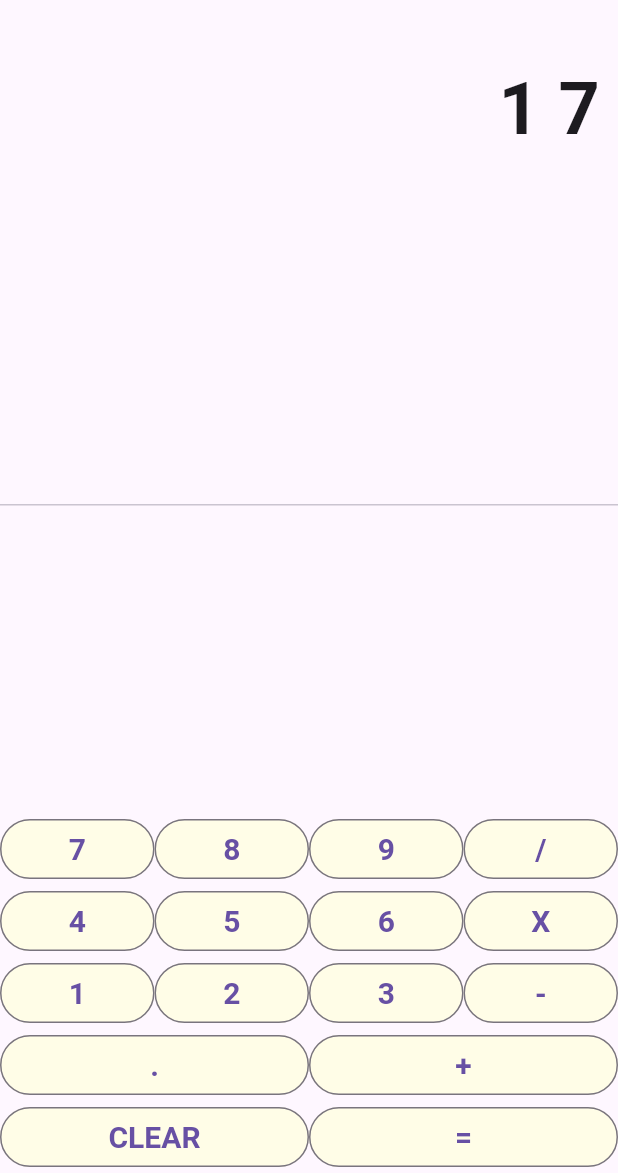
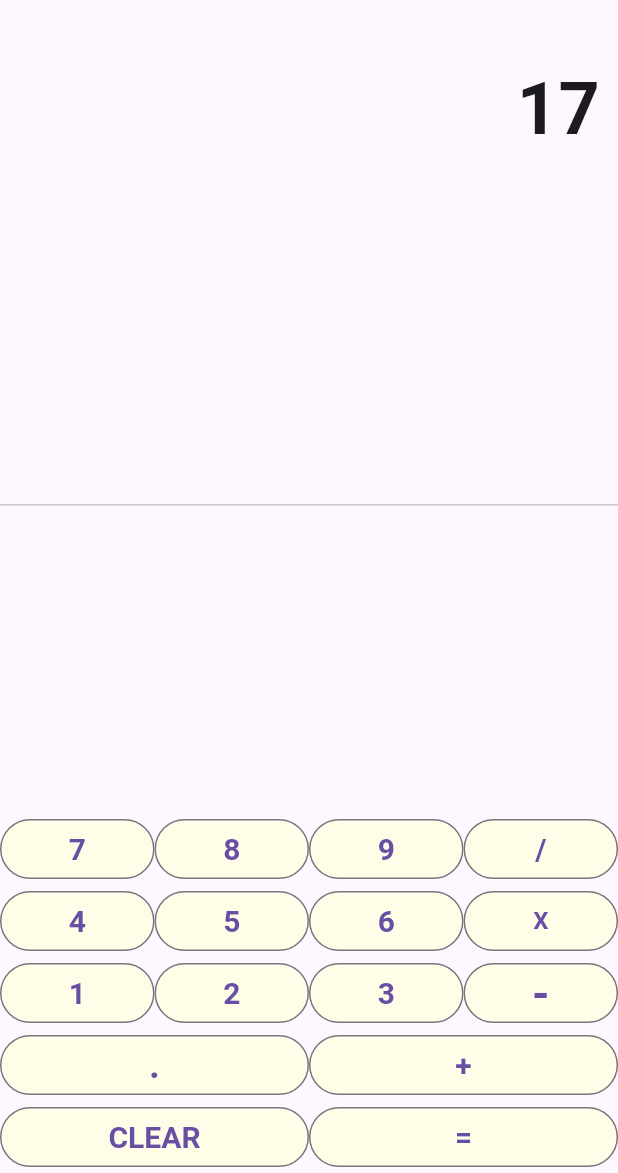
Before and after one commit to raymond-jgler/flutter_basic_calculator, a Flutter app: the screen it shows after launch, after a tap on an icon or button, on a phone screen of 412 x 824 dp, the part 63-1236 px from its top. Run offline on Flutter 3.47's test engine with Material 3 defaults, Android fonts, the phone set to English and light mode, and no system bars.

Commit message:
handled basic workflow.

```diff
--- a/lib/calculator_widget.dart
+++ b/lib/calculator_widget.dart
@@ -1,3 +1,4 @@
+import 'package:calculator/service_layer/input_util.dart';
 import 'package:calculator/service_layer/operation_resolver.dart';
 import 'package:flutter/material.dart';
 
@@ -17,6 +18,8 @@ class CalculatorState extends State<Calculator> {
   String generatedRawOperation = "";
   String displayOutput = "";
 
+  final double baseOperatorSize = 20.0;
+
   onPressed(String value) {
     try {
       if (value == "=") {
@@ -30,8 +33,7 @@ class CalculatorState extends State<Calculator> {
         generatedRawOperation = "";
         return;
       } else {
-        generatedRawOperation +=
-            generatedRawOperation.isNotEmpty ? ' $value' : value;
+        generatedRawOperation += InputUtil.isNumber(value) ? value : ' $value ';
       }
     } catch (e) {
       throw Exception(e);
@@ -79,15 +81,18 @@ class CalculatorState extends State<Calculator> {
                 buildButton("4"),
                 buildButton("5"),
                 buildButton("6"),
-                buildButton("X")
+                buildButton("X", baseOperatorSize - 4)
               ]),
               Row(children: [
                 buildButton("1"),
                 buildButton("2"),
                 buildButton("3"),
-                buildButton("-")
+                buildButton("-", baseOperatorSize + 10)
               ]),
-              Row(children: [buildButton("."), buildButton("+")]),
+              Row(children: [
+                buildButton(".", baseOperatorSize + 5),
+                buildButton("+")
+              ]),
               Row(children: [
                 buildButton("CLEAR"),
                 buildButton("="),
@@ -102,7 +107,7 @@ class CalculatorState extends State<Calculator> {
         textStyle: const TextStyle(fontSize: 100),
         backgroundColor: Colors.yellow.shade50);
     double? evalFontSize = fontSize;
-    evalFontSize ??= 20.0;
+    evalFontSize ??= baseOperatorSize;
     return Expanded(
       child: OutlinedButton(
         style: btnStyle,
--- a/lib/service_layer/input_util.dart
+++ b/lib/service_layer/input_util.dart
@@ -7,7 +7,15 @@ class InputUtil {
     return number != null;
   }
 
+  static bool isNumber(String str) {
+    return isOperand(str);
+  }
+
   static bool isOperator(String str) {
     return !isOperand(str);
   }
+
+  static bool containsAtLeastOneOperator(String str) {
+    return str.contains('+') || str.contains('x') || str.contains('/');
+  }
 }
```
